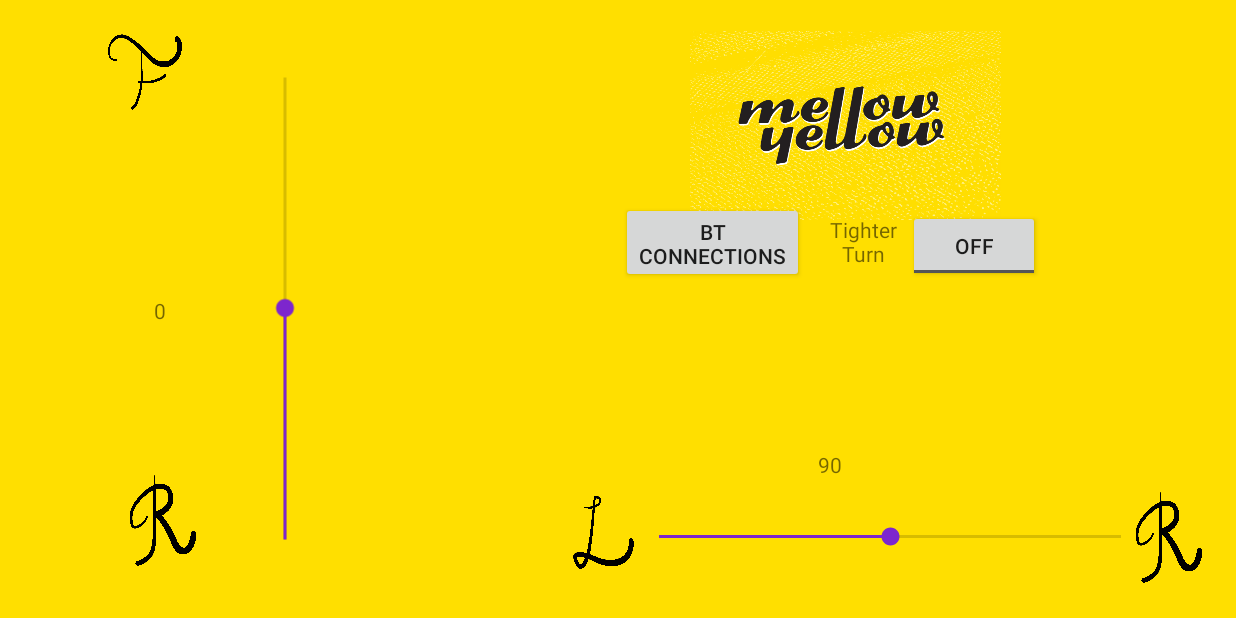
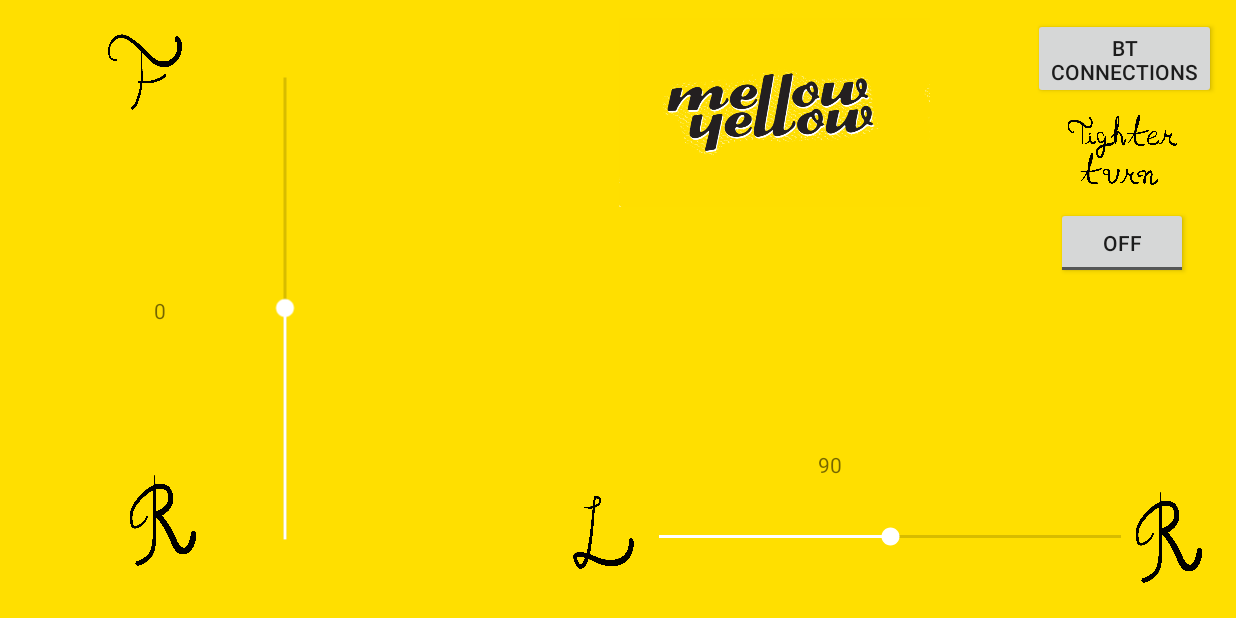
Before and after one commit to sotel0/RCcarGUI, an Android app: the screen it shows after launch (MainActivity), on a phone screen of 824 x 412 dp (held sideways). Run offline under Robolectric (Android 15) with nearby library versions, the phone set to English and light mode, and no system bars.

Commit message:
changed position of widgets, and added new picture text

```diff
--- a/app/src/main/java/sotel0/github/com/vehiclecontroller/MainActivity.java
+++ b/app/src/main/java/sotel0/github/com/vehiclecontroller/MainActivity.java
@@ -36,6 +36,7 @@ public class MainActivity extends AppCompatActivity {
     ImageView imageLeft;
     ImageView imageForward;
     ImageView imageReverse;
+    ImageView imageTurn;
 
 
     //flip the turning controls
@@ -106,6 +107,7 @@ public class MainActivity extends AppCompatActivity {
         imageRight = (ImageView) findViewById(R.id.imageRight);
         imageForward = (ImageView) findViewById(R.id.imageForward);
         imageReverse = (ImageView) findViewById(R.id.imageReverse);
+        imageTurn = (ImageView) findViewById(R.id.imageTurn);
         turnToggle = (ToggleButton) findViewById(R.id.turnToggle);
     }
 
@@ -115,7 +117,7 @@ public class MainActivity extends AppCompatActivity {
         turnBar.setProgress(turnBar.getMax()/2);
 
 //        //set the title image
-        titleImg.setImageResource(R.drawable.mellowyellow);
+        titleImg.setImageResource(R.drawable.mellowyellow2);
         titleImg.setScaleType(ImageView.ScaleType.FIT_XY);
 
 //        //set direction letter images
@@ -128,7 +130,8 @@ public class MainActivity extends AppCompatActivity {
         imageReverse.setImageResource(R.drawable.inkright2);
         imageReverse.setScaleType(ImageView.ScaleType.FIT_XY);
 
-        //set default turn toggle value
+        imageTurn.setImageResource(R.drawable.turn);
+        imageTurn.setScaleType(ImageView.ScaleType.FIT_XY);
     }
 
     private void setupBluetooth(){
--- a/app/src/main/res/layout/activity_main.xml
+++ b/app/src/main/res/layout/activity_main.xml
@@ -40,6 +40,70 @@
         app:layout_constraintHorizontal_bias="0.13"
         android:layout_marginStart="8dp"
         android:layout_marginEnd="8dp" />
+
+    <ImageView
+        android:id="@+id/imageForward"
+        android:layout_width="57dp"
+        android:layout_height="57dp"
+        android:layout_alignParentStart="true"
+        android:layout_marginStart="13dp"
+        app:layout_constraintBottom_toBottomOf="parent"
+        app:layout_constraintHorizontal_bias="0.071"
+        app:layout_constraintLeft_toLeftOf="parent"
+        app:layout_constraintRight_toRightOf="parent"
+        app:layout_constraintTop_toTopOf="parent"
+        app:layout_constraintVertical_bias="0.052"
+        app:srcCompat="@android:drawable/ic_menu_gallery"
+        tools:ignore="ContentDescription" />
+
+    <ImageView
+        android:id="@+id/imageReverse"
+        android:layout_width="81dp"
+        android:layout_height="63dp"
+        android:layout_alignParentEnd="true"
+        app:layout_constraintBottom_toBottomOf="parent"
+        app:layout_constraintHorizontal_bias="0.097"
+        app:layout_constraintLeft_toLeftOf="parent"
+        app:layout_constraintRight_toRightOf="parent"
+        app:layout_constraintTop_toTopOf="parent"
+        app:layout_constraintVertical_bias="0.902"
+        app:srcCompat="@android:drawable/ic_menu_gallery"
+        tools:ignore="ContentDescription" />
+
+    <RelativeLayout
+        android:id="@+id/rLayoutMoveBar"
+        android:layout_width="718dp"
+        android:layout_height="132dp"
+        android:layout_marginBottom="8dp"
+        android:layout_marginEnd="275dp"
+        android:layout_marginTop="8dp"
+        android:rotation="270"
+        app:layout_constraintBottom_toBottomOf="parent"
+        app:layout_constraintRight_toRightOf="parent"
+        app:layout_constraintTop_toTopOf="parent"
+        app:layout_constraintVertical_bias="0.497">
+
+        <SeekBar
+            android:id="@+id/moveBar"
+            style="@style/Widget.AppCompat.SeekBar"
+            android:layout_width="340dp"
+            android:layout_height="52dp"
+            android:layout_centerHorizontal="true"
+            android:layout_centerVertical="true"
+            android:layout_marginLeft="8dp"
+            android:layout_marginRight="8dp"
+            android:max="510"
+            android:rotation="0"
+            android:scrollbarAlwaysDrawHorizontalTrack="false"
+            android:scrollbarAlwaysDrawVerticalTrack="false"
+            app:layout_constraintBottom_toBottomOf="parent"
+            app:layout_constraintHorizontal_bias="1.0"
+            app:layout_constraintLeft_toLeftOf="parent"
+            app:layout_constraintRight_toRightOf="parent"
+            app:layout_constraintTop_toTopOf="parent"
+            app:layout_constraintVertical_bias="0.704" />
+
+    </RelativeLayout>
 
     <RelativeLayout
         android:id="@+id/rLayoutTurnBar"
@@ -101,47 +165,66 @@
             app:layout_constraintVertical_bias="0.89"
             app:srcCompat="@android:drawable/ic_menu_gallery"
             tools:ignore="ContentDescription" />
+
     </RelativeLayout>
 
-    <ImageView
-        android:id="@+id/imageForward"
-        android:layout_width="57dp"
-        android:layout_height="57dp"
-        android:layout_alignParentStart="true"
-        android:layout_marginStart="13dp"
+    <RelativeLayout
+        android:id="@+id/rLayoutSettings"
+        android:layout_width="411dp"
+        android:layout_height="257dp"
         app:layout_constraintBottom_toBottomOf="parent"
-        app:layout_constraintHorizontal_bias="0.071"
+        app:layout_constraintHorizontal_bias="1.0"
         app:layout_constraintLeft_toLeftOf="parent"
         app:layout_constraintRight_toRightOf="parent"
         app:layout_constraintTop_toTopOf="parent"
-        app:layout_constraintVertical_bias="0.052"
-        app:srcCompat="@android:drawable/ic_menu_gallery"
-        tools:ignore="ContentDescription" />
+        app:layout_constraintVertical_bias="0.0">
 
         <ImageView
-        android:id="@+id/imageReverse"
-        android:layout_width="81dp"
-        android:layout_height="63dp"
-        android:layout_alignParentEnd="true"
+            android:id="@+id/imageTurn"
+            android:layout_width="92dp"
+            android:layout_height="72dp"
             app:layout_constraintBottom_toBottomOf="parent"
-        app:layout_constraintHorizontal_bias="0.097"
+            app:layout_constraintHorizontal_bias="0.262"
             app:layout_constraintLeft_toLeftOf="parent"
             app:layout_constraintRight_toRightOf="parent"
             app:layout_constraintTop_toTopOf="parent"
-        app:layout_constraintVertical_bias="0.902"
+            app:layout_constraintVertical_bias="0.097"
             app:srcCompat="@android:drawable/ic_menu_gallery"
-        tools:ignore="ContentDescription" />
+            tools:ignore="ContentDescription"
+            android:layout_above="@+id/turnToggle"
+            android:layout_alignEnd="@+id/turnToggle" />
 
-    <RelativeLayout
-        android:id="@+id/rLayoutSettings"
-        android:layout_width="279dp"
-        android:layout_height="186dp"
+        <ToggleButton
+            android:id="@+id/turnToggle"
+            android:layout_width="wrap_content"
+            android:layout_height="wrap_content"
+            android:text="ToggleButton"
             app:layout_constraintBottom_toBottomOf="parent"
-        app:layout_constraintHorizontal_bias="0.76"
+            app:layout_constraintHorizontal_bias="0.236"
             app:layout_constraintLeft_toLeftOf="parent"
             app:layout_constraintRight_toRightOf="parent"
             app:layout_constraintTop_toTopOf="parent"
-        app:layout_constraintVertical_bias="0.092">
+            app:layout_constraintVertical_bias="0.276"
+            tools:ignore="HardcodedText"
+            android:layout_below="@+id/titleImage"
+            android:layout_alignStart="@+id/bluetoothBtn"
+            android:layout_marginStart="15dp" />
+
+        <Button
+            android:id="@+id/bluetoothBtn"
+            android:layout_width="122dp"
+            android:layout_height="54dp"
+            android:text="@string/btnBT_name"
+            app:layout_constraintBottom_toBottomOf="parent"
+            app:layout_constraintHorizontal_bias="0.18"
+            app:layout_constraintLeft_toLeftOf="parent"
+            app:layout_constraintRight_toRightOf="parent"
+            app:layout_constraintTop_toTopOf="parent"
+            app:layout_constraintVertical_bias="0.163"
+            android:layout_marginEnd="13dp"
+            android:layout_alignParentTop="true"
+            android:layout_alignParentEnd="true"
+            android:layout_marginTop="12dp" />
 
         <ImageView
             android:id="@+id/titleImage"
@@ -155,86 +238,8 @@
             app:layout_constraintVertical_bias="0.068"
             app:srcCompat="@android:drawable/ic_menu_gallery"
             tools:ignore="ContentDescription"
-            android:layout_alignParentTop="true"
-            android:layout_alignParentEnd="true"
-            android:layout_marginEnd="26dp" />
-
-        <Button
-            android:id="@+id/bluetoothBtn"
-            android:layout_width="122dp"
-            android:layout_height="54dp"
-            android:text="@string/btnBT_name"
-            app:layout_constraintBottom_toBottomOf="parent"
-            app:layout_constraintHorizontal_bias="0.9"
-            app:layout_constraintLeft_toLeftOf="parent"
-            app:layout_constraintRight_toRightOf="parent"
-            app:layout_constraintTop_toTopOf="parent"
-            app:layout_constraintVertical_bias="0.088"
-            android:layout_alignParentBottom="true"
-            android:layout_alignParentStart="true"
-            android:layout_marginBottom="18dp" />
-
-        <TextView
-            android:id="@+id/turnToggleText"
-            android:layout_width="60dp"
-            android:layout_height="53dp"
-            android:gravity="center"
-            android:text="@string/turn_toggle"
-            tools:layout_editor_absoluteX="327dp"
-            tools:layout_editor_absoluteY="153dp"
             android:layout_alignTop="@+id/bluetoothBtn"
-            android:layout_toStartOf="@+id/turnToggle" />
-
-        <ToggleButton
-            android:id="@+id/turnToggle"
-            android:layout_width="wrap_content"
-            android:layout_height="wrap_content"
-            android:text="ToggleButton"
-            app:layout_constraintBottom_toBottomOf="parent"
-            app:layout_constraintHorizontal_bias="0.154"
-            app:layout_constraintLeft_toLeftOf="parent"
-            app:layout_constraintRight_toRightOf="parent"
-            app:layout_constraintTop_toTopOf="parent"
-            app:layout_constraintVertical_bias="0.199"
-            tools:ignore="HardcodedText"
-            android:layout_alignBottom="@+id/turnToggleText"
-            android:layout_alignParentEnd="true" />
-
-    </RelativeLayout>
-
-    <RelativeLayout
-        android:id="@+id/rLayoutMoveBar"
-        android:layout_width="718dp"
-        android:layout_height="132dp"
-        android:layout_marginBottom="8dp"
-        android:layout_marginEnd="275dp"
-        android:layout_marginTop="8dp"
-        android:rotation="270"
-        app:layout_constraintBottom_toBottomOf="parent"
-        app:layout_constraintRight_toRightOf="parent"
-        app:layout_constraintTop_toTopOf="parent"
-        app:layout_constraintVertical_bias="0.497">
-
-        <SeekBar
-            android:id="@+id/moveBar"
-            style="@style/Widget.AppCompat.SeekBar"
-            android:layout_width="340dp"
-            android:layout_height="52dp"
-            android:layout_centerHorizontal="true"
-            android:layout_centerVertical="true"
-            android:layout_marginLeft="8dp"
-            android:layout_marginRight="8dp"
-            android:max="510"
-            android:rotation="0"
-            android:scrollbarAlwaysDrawHorizontalTrack="false"
-            android:scrollbarAlwaysDrawVerticalTrack="false"
-            app:layout_constraintBottom_toBottomOf="parent"
-            app:layout_constraintHorizontal_bias="1.0"
-            app:layout_constraintLeft_toLeftOf="parent"
-            app:layout_constraintRight_toRightOf="parent"
-            app:layout_constraintTop_toTopOf="parent"
-            app:layout_constraintVertical_bias="0.704" />
-
+            android:layout_alignParentStart="true" />
     </RelativeLayout>
 
 </android.support.constraint.ConstraintLayout>
--- a/app/src/main/res/values/styles.xml
+++ b/app/src/main/res/values/styles.xml
@@ -5,7 +5,7 @@
         <!-- Customize your theme here. -->
         <item name="colorPrimary">@color/colorPrimary</item>
         <item name="colorPrimaryDark">@color/colorBlack</item>
-        <item name="colorAccent">@color/colorPurple1</item>
+        <item name="colorAccent">@color/colorWhite</item>
 
     </style>
 
```
Also changed, not shown: app/src/main/res/drawable-nodpi/turn.gif (added), app/src/main/res/drawable-nodpi/turn2.gif (added), app/src/main/res/drawable/mellowyellow2.jpg (added). Lines whose indentation alone changed are shown as unchanged.
